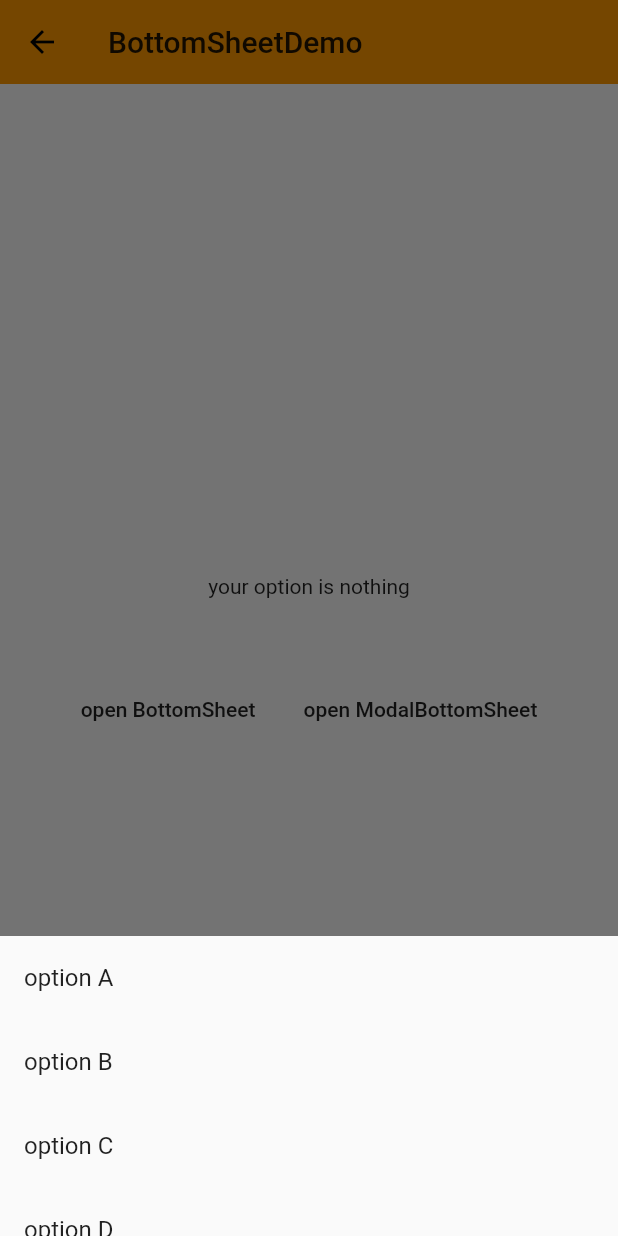
After one commit to zbwbb/flutter_vedio, a Flutter app: the BottomSheetDemo screen opened directly, after a tap on "open BottomSheet", after a tap on "open ModalBottomSheet", on a phone screen of 412 x 824 dp. The commit adds this screen. Run offline on Flutter 3.47's test engine with Material 2 defaults, Android fonts, the phone set to English and light mode, and no system bars.

Commit message:
bottomsheet

```diff
--- /dev/null
+++ b/flutter_vedio_first/lib/demo/bottomsheet_demo.dart
@@ -0,0 +1,125 @@
+import 'package:flutter/material.dart';
+import 'dart:async';
+
+class BottomSheetDemo extends StatefulWidget {
+  @override
+  _BottomSheetDemoState createState() => _BottomSheetDemoState();
+}
+
+class _BottomSheetDemoState extends State<BottomSheetDemo> {
+
+  final _bottomSheetScaffoldKey = GlobalKey<ScaffoldState>();
+
+  _openBottomSheet(){
+    _bottomSheetScaffoldKey
+    .currentState
+    .showBottomSheet((BuildContext context){
+      return BottomAppBar(
+        child: Container(
+          height: 90,
+          width: double.infinity,
+          padding: EdgeInsets.all(16.0),
+          child: Row(
+            children: <Widget>[
+              Icon(Icons.pause),
+              SizedBox(width: 16.0,),
+              Text('01:30 / 03:30'),
+              Expanded(
+                child: Text('Fix you - coldPlay',textAlign: TextAlign.right,),
+              )
+            ],
+          ),
+        ),
+      );
+    });
+
+  }
+
+  // 对话框形式的 底部滑动窗口
+
+  String _option = 'nothing';
+
+  _openModelBottomSheet()async{
+
+    String option = await showModalBottomSheet(
+      context: context,
+      builder: (BuildContext context){
+        // 对话框里面的内容
+        return Container(
+          height: 200.0,
+          child: Column(
+            children: <Widget>[
+              ListTile(
+                title: Text('option A'),
+                onTap: (){
+                  Navigator.of(context).pop("A");
+                },
+              ),
+              ListTile(
+                title: Text('option B'),
+                onTap: (){
+                  Navigator.of(context).pop("B");
+                },
+              ),
+              ListTile(
+                title: Text('option C'),
+                onTap: (){
+                  Navigator.of(context).pop("C");
+                },
+              ),
+              ListTile(
+                title: Text('option D'),
+                onTap: (){
+                  Navigator.of(context).pop("D");
+                },
+              )
+            ],
+          ),
+        );
+      },
+    );
+    //
+    setState(() {
+          _option = option;
+        });
+
+  }
+
+  @override
+  Widget build(BuildContext context) {
+    return Scaffold(
+      // 添加key 属性
+      key: _bottomSheetScaffoldKey,
+      appBar: AppBar(
+        title: Text('BottomSheetDemo'),
+        elevation: 0.0,
+      ),
+      body: Container(
+        padding: EdgeInsets.all(8.0),
+        child: Column(
+          mainAxisAlignment: MainAxisAlignment.center,
+          children: <Widget>[
+            Text('your option is $_option'),
+            SizedBox(
+              height: 50,
+            ),
+            Row(
+              mainAxisAlignment: MainAxisAlignment.center,
+              children: <Widget>[
+                FlatButton(
+                  child: Text('open BottomSheet'),
+                  onPressed: _openBottomSheet,
+                ),
+                // 对话框形式的地步滑动窗口
+                FlatButton(
+                  child: Text('open ModalBottomSheet'),
+                  onPressed: _openModelBottomSheet,
+                )
+              ],
+            ),
+          ],
+        ),
+      ),
+    );
+  }
+}
--- a/flutter_vedio_first/lib/demo/material_components.dart
+++ b/flutter_vedio_first/lib/demo/material_components.dart
@@ -8,6 +8,7 @@ import 'package:flutter_vedio_first/demo/popUpMemuButton_Demo.dart';
 import 'package:flutter_vedio_first/demo/slider_demo.dart';
 import 'package:flutter_vedio_first/demo/DateTime_demo.dart';
 import 'package:flutter_vedio_first/demo/alertDialog_demo.dart';
+import 'package:flutter_vedio_first/demo/bottomsheet_demo.dart';
 
 
 class MaterialComponents extends StatelessWidget {
@@ -86,6 +87,10 @@ class MaterialComponents extends StatelessWidget {
           ListItem(
             title: 'alertdialog',
             page: AlertDialogDemo(),
+          ),
+          ListItem(
+            title: 'bottomsheet',
+            page: BottomSheetDemo(),
           ),
         ],
       ),
```
